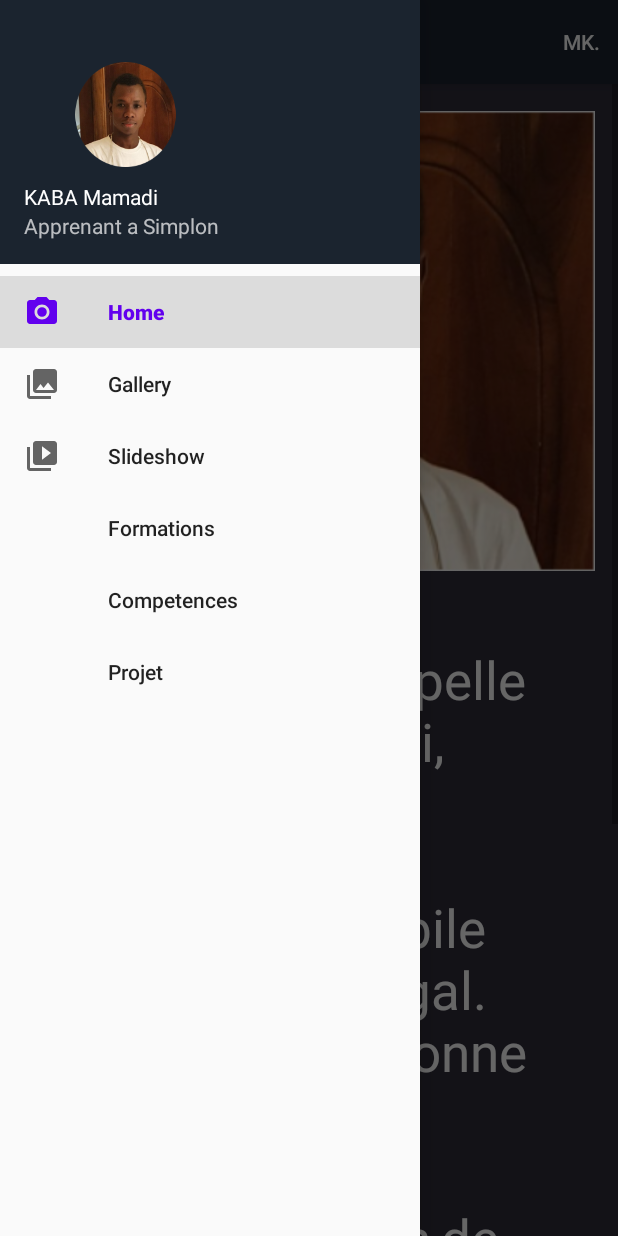
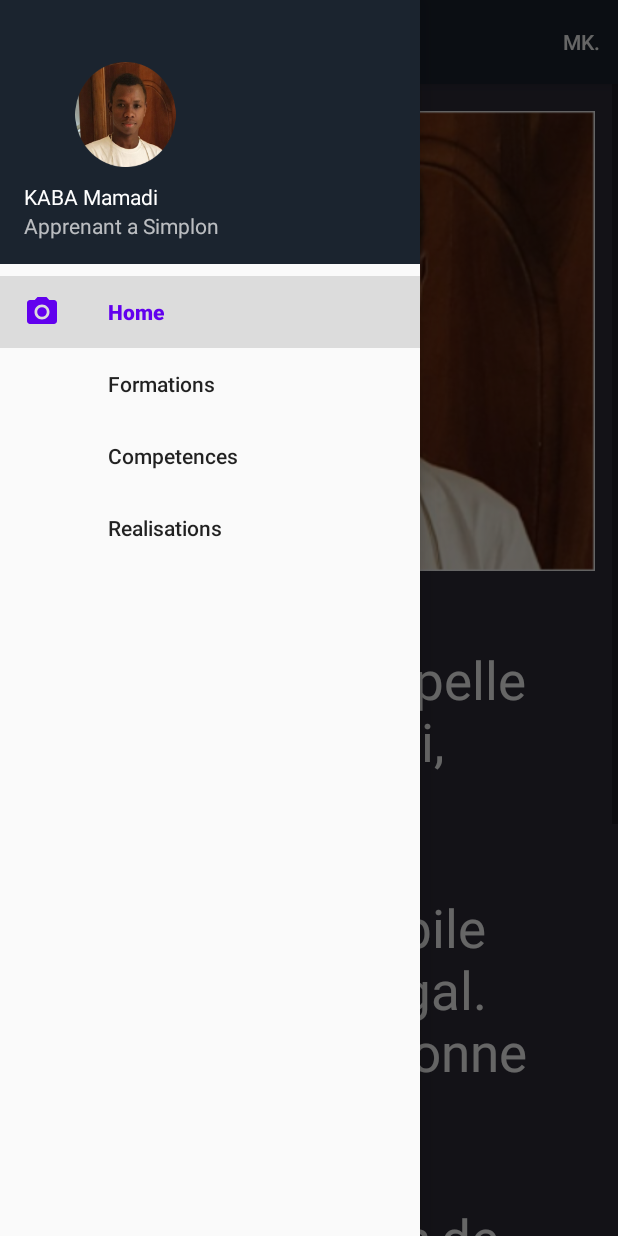
Before and after one commit to MadiKABA/mon_portfolio_version-android, an Android app: the screen it shows after launch (MainActivity), with the side drawer open, on a phone screen of 412 x 824 dp. Run offline under Robolectric (Android 15) with nearby library versions, the phone set to English and light mode, and no system bars; our stand-ins replace navigation-ui.

Commit message:
mise en place de la section mes projets realises

```diff
--- a/app/build.gradle
+++ b/app/build.gradle
@@ -39,6 +39,7 @@ dependencies {
     implementation 'androidx.lifecycle:lifecycle-viewmodel-ktx:2.3.1'
     implementation 'androidx.navigation:navigation-fragment:2.3.5'
     implementation 'androidx.navigation:navigation-ui:2.3.5'
+    implementation 'androidx.legacy:legacy-support-v4:1.0.0'
     testImplementation 'junit:junit:4.+'
     androidTestImplementation 'androidx.test.ext:junit:1.1.3'
     androidTestImplementation 'androidx.test.espresso:espresso-core:3.4.0'
--- a/app/src/main/java/com/example/monportfolio/MainActivity.java
+++ b/app/src/main/java/com/example/monportfolio/MainActivity.java
@@ -41,7 +41,7 @@ public class MainActivity extends AppCompatActivity {
         // Passing each menu ID as a set of Ids because each
         // menu should be considered as top level destinations.
         mAppBarConfiguration = new AppBarConfiguration.Builder(
-                R.id.nav_home, R.id.nav_gallery, R.id.nav_slideshow, R.id.nav_projets, R.id.nav_formations, R.id.nav_competences)
+                R.id.nav_home, R.id.nav_gallery, R.id.nav_slideshow,R.id.nav_formations, R.id.nav_competences, R.id.nav_realisations)
                 .setOpenableLayout(drawer)
                 .build();
         NavController navController = Navigation.findNavController(this, R.id.nav_host_fragment_content_main);
--- a/app/src/main/java/com/example/monportfolio/ui/projets/ProjetFragment.java
+++ /dev/null
@@ -1,6 +0,0 @@
-package com.example.monportfolio.ui.projets;
-
-import androidx.fragment.app.Fragment;
-
-public class ProjetFragment extends Fragment {
-}
--- /dev/null
+++ b/app/src/main/java/com/example/monportfolio/ui/realisation/RealisationViewModel.java
@@ -0,0 +1,6 @@
+package com.example.monportfolio.ui.realisation;
+
+import androidx.lifecycle.ViewModel;
+
+public class RealisationViewModel extends ViewModel {
+}
--- a/app/src/main/res/layout/fragment_projets.xml
+++ /dev/null
@@ -1,6 +0,0 @@
-<?xml version="1.0" encoding="utf-8"?>
-<androidx.constraintlayout.widget.ConstraintLayout xmlns:android="http://schemas.android.com/apk/res/android"
-    android:layout_width="match_parent"
-    android:layout_height="match_parent">
-
-</androidx.constraintlayout.widget.ConstraintLayout>
--- a/app/src/main/res/menu/activity_main_drawer.xml
+++ b/app/src/main/res/menu/activity_main_drawer.xml
@@ -9,21 +9,15 @@
             android:icon="@drawable/ic_menu_camera"
             android:title="@string/menu_home" />
         <item
-            android:id="@+id/nav_gallery"
-            android:icon="@drawable/ic_menu_gallery"
-            android:title="@string/menu_gallery" />
-        <item
-            android:id="@+id/nav_slideshow"
-            android:icon="@drawable/ic_menu_slideshow"
-            android:title="@string/menu_slideshow" />
-        <item
             android:id="@+id/nav_formations"
             android:title="@string/menu_formations" />
         <item
             android:id="@+id/nav_competences"
             android:title="@string/menu_competence" />
         <item
-            android:id="@+id/nav_projets"
-            android:title="@string/menu_Projets" />
+            android:id="@+id/nav_realisations"
+            android:title="@string/menu_Realisations" />
+
+
     </group>
 </menu>
--- a/app/src/main/res/values/strings.xml
+++ b/app/src/main/res/values/strings.xml
@@ -12,5 +12,7 @@
     <string name="menu_slideshow">Slideshow</string>
     <string name="menu_formations">Formations</string>
     <string name="menu_competence">Competences</string>
-    <string name="menu_Projets">Projet</string>
+    <string name="menu_Realisations">Realisations</string>
+    <!-- TODO: Remove or change this placeholder text -->
+    <string name="hello_blank_fragment">Hello blank fragment</string>
 </resources>
```
Also changed, not shown: app/src/main/java/com/example/monportfolio/ui/realisation/RealisationFragment.java (added, +34 -0 lines), app/src/main/res/layout/fragment_realisations.xml (added, +74 -0 lines), app/src/main/res/navigation/mobile_navigation.xml (+4 -4 lines).
